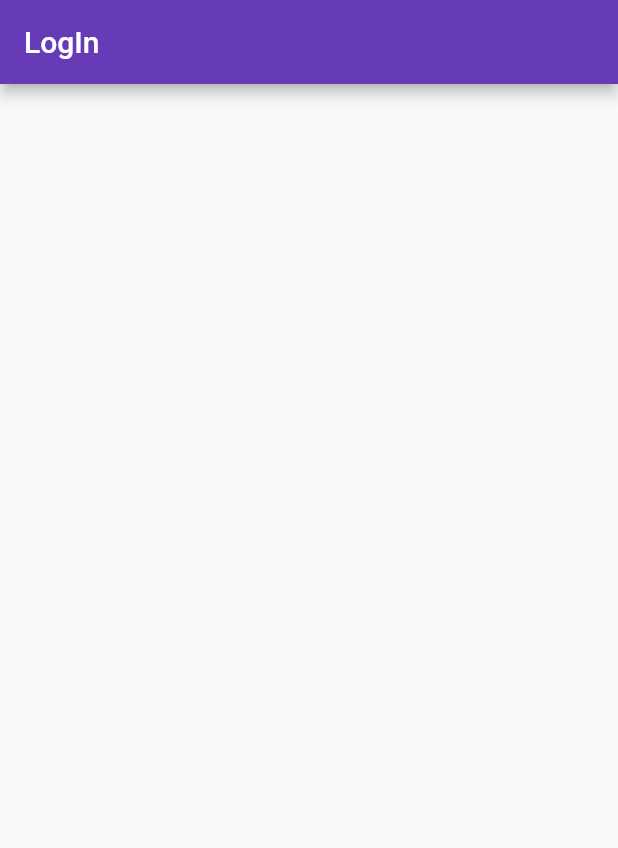
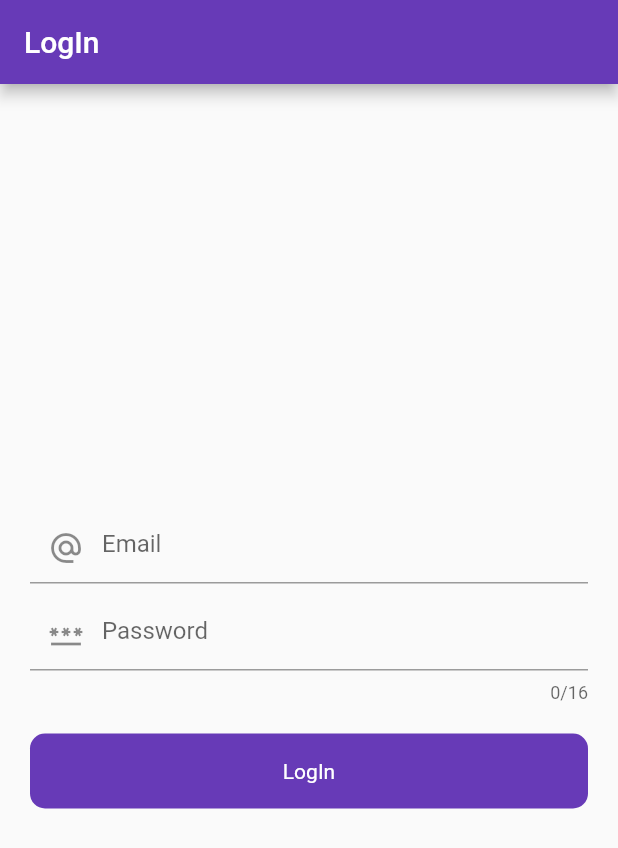
Before and after one commit to Vivekkurre1/firebase_learning_project, a Flutter app: the screen it shows after launch, on a phone screen of 412 x 824 dp. Shown: the top 848 px of the screen. Run offline on Flutter 3.47's test engine with Material 2 defaults, Android fonts, the phone set to English and light mode, and no system bars; our stand-ins replace email_validator, firebase_core; accounts and stored records are empty.

Commit message:
Login page added

```diff
--- a/lib/firebase_services/splash_services.dart
+++ b/lib/firebase_services/splash_services.dart
@@ -7,8 +7,8 @@ class SplashServices {
   void isLogin(BuildContext context) {
     Timer(
       const Duration(seconds: 3),
-      () => Navigator.push(
-          context, MaterialPageRoute(builder: (context) => LoginScreen())),
+      () => Navigator.push(context,
+          MaterialPageRoute(builder: (context) => const LoginScreen())),
     );
   }
 }
--- a/lib/main.dart
+++ b/lib/main.dart
@@ -17,7 +17,7 @@ class MyApp extends StatelessWidget {
     return MaterialApp(
       title: 'Flutter Demo',
       theme: ThemeData(primarySwatch: Colors.deepPurple),
-      home: SplashScreen(),
+      home: const SplashScreen(),
     );
   }
 }
--- a/lib/ui/auth/login_screen.dart
+++ b/lib/ui/auth/login_screen.dart
@@ -1,3 +1,5 @@
+import 'package:email_validator/email_validator.dart';
+import 'package:firebase_learning_project/widgets/round_button.dart';
 import 'package:flutter/material.dart';
 
 class LoginScreen extends StatefulWidget {
@@ -8,6 +10,17 @@ class LoginScreen extends StatefulWidget {
 }
 
 class _LoginScreenState extends State<LoginScreen> {
+  final _formKey = GlobalKey<FormState>();
+  final emailController = TextEditingController();
+  final passwordController = TextEditingController();
+
+  @override
+  void dispose() {
+    super.dispose();
+    emailController.dispose();
+    passwordController.dispose();
+  }
+
   @override
   Widget build(BuildContext context) {
     return Scaffold(
@@ -15,8 +28,75 @@ class _LoginScreenState extends State<LoginScreen> {
         automaticallyImplyLeading: false,
         title: const Text('LogIn'),
       ),
-      body: const Column(
-        children: [],
+      body: Padding(
+        padding: const EdgeInsets.symmetric(horizontal: 20.0),
+        child: Column(
+          mainAxisAlignment: MainAxisAlignment.center,
+          crossAxisAlignment: CrossAxisAlignment.center,
+          children: [
+            Form(
+              key: _formKey,
+              child: Column(
+                children: [
+                  TextFormField(
+                    keyboardType: TextInputType.emailAddress,
+                    controller: emailController,
+                    decoration: const InputDecoration(
+                      hintText: 'Email',
+                      //helperText: "e.g. papa@gmail.com",
+                      prefixIcon: Icon(
+                        Icons.alternate_email,
+                      ),
+                    ),
+                    validator: (value) {
+                      if (value!.isEmpty) {
+                        return 'Enter correct email';
+                      } else if (!EmailValidator.validate(value, true)) {
+                        return 'Enter correct email';
+                      } else {
+                        return null;
+                      }
+                    },
+                  ),
+                  const SizedBox(
+                    height: 10,
+                  ),
+                  TextFormField(
+                    maxLength: 16,
+                    keyboardType: TextInputType.text,
+                    controller: passwordController,
+                    obscureText: true,
+                    decoration: const InputDecoration(
+                      hintText: 'Password',
+                      //helperText: "use a-z,A-Z,0-9,@,#",
+                      prefixIcon: Icon(
+                        Icons.password,
+                      ),
+                    ),
+                    validator: (value) {
+                      if (value!.isEmpty) {
+                        return 'Enter password';
+                      } else if (value.length < 6) {
+                        return 'Enter altest 6 charactor';
+                      } else {
+                        return null;
+                      }
+                    },
+                  ),
+                ],
+              ),
+            ),
+            const SizedBox(
+              height: 20,
+            ),
+            RoundButton(
+              title: 'LogIn',
+              onTap: () {
+                if (_formKey.currentState!.validate()) {}
+              },
+            ),
+          ],
+        ),
       ),
     );
   }
--- /dev/null
+++ b/lib/widgets/round_button.dart
@@ -0,0 +1,26 @@
+import 'package:flutter/material.dart';
+
+class RoundButton extends StatelessWidget {
+  final String title;
+  final VoidCallback onTap;
+  const RoundButton({super.key, required this.title, required this.onTap});
+
+  @override
+  Widget build(BuildContext context) {
+    return InkWell(
+      onTap: onTap,
+      child: Container(
+        height: 50,
+        decoration: BoxDecoration(
+          color: Colors.deepPurple,
+          borderRadius: BorderRadius.circular(10),
+        ),
+        child: Center(
+            child: Text(
+          title,
+          style: const TextStyle(color: Colors.white),
+        )),
+      ),
+    );
+  }
+}
--- a/pubspec.yaml
+++ b/pubspec.yaml
@@ -40,6 +40,7 @@ dependencies:
   firebase_auth: ^4.9.0
   cloud_firestore: ^4.9.1
   fluttertoast: ^8.2.2
+  email_validator: ^2.1.17
 
 dev_dependencies:
   flutter_test:
```
Also changed, not shown: pubspec.lock.
